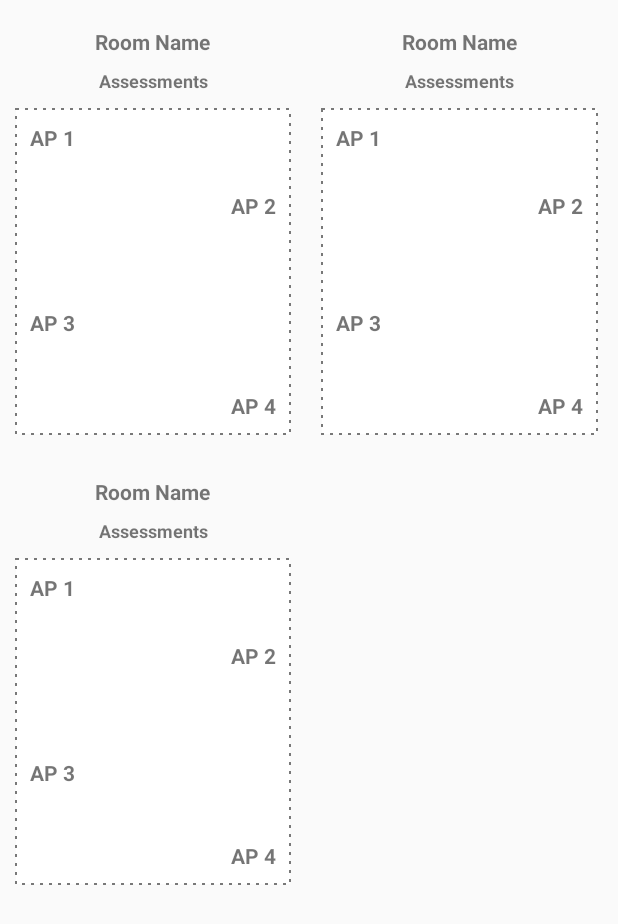
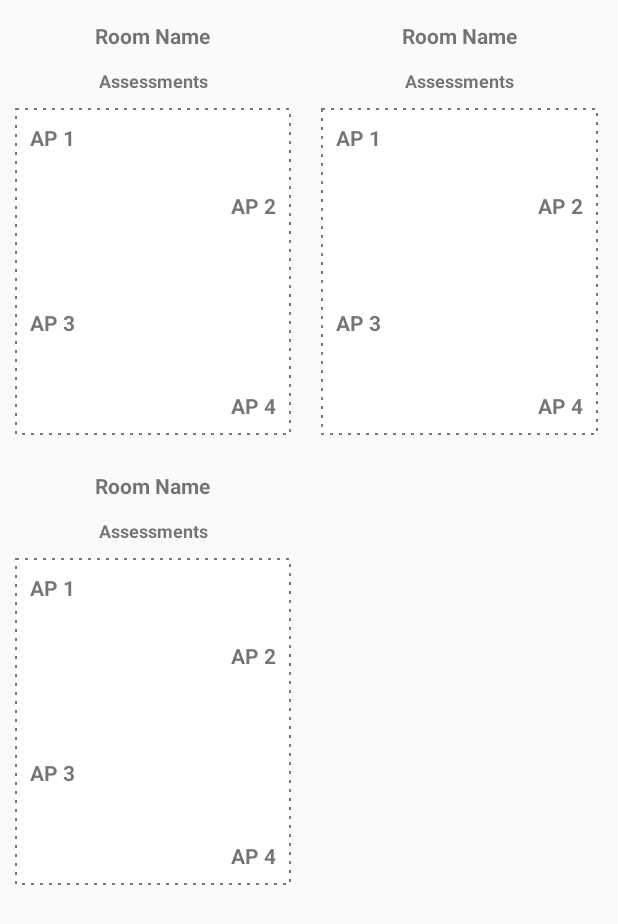
Before and after one commit to umair13adil/SmartIndoor-PositioningAndroid, an Android app: the layout activity_rooms.xml on its own in the app's theme, with its tools: preview values and no code run, on a phone screen of 412 x 824 dp. Shown: the top 924 px of the screen. Run offline under Robolectric (Android 15) with nearby library versions, the phone set to English and light mode, and no system bars.

```diff
--- a/app/src/main/java/com/cubivue/inlogic/components/ScannerService.kt
+++ b/app/src/main/java/com/cubivue/inlogic/components/ScannerService.kt
@@ -57,7 +57,6 @@
     private fun doOnResults(results: List<ScanResult>) {
         wiFiScannerHelper.unregisterReceiver(this)
 
-        PLog.logThis(TAG, "doOnResults", "Received.")
         val accessPoints = arrayListOf<AccessPoint>()
 
         results.forEach { res ->
@@ -74,11 +73,9 @@
         if(results.isNotEmpty()) {
             AppExecutors.instance?.diskIO()?.execute {
                 appDatabase.accessPointDao().insertAll(accessPoints)
-                PLog.logThis(TAG, "doOnResults", "AccessPoints Updated.")
 
                 AppExecutors.instance?.diskIO()?.execute {
                     val listOfRooms = appDatabase.roomDao().getSavedRooms()
-                    PLog.logThis(TAG, "doOnResults", "Rooms Fetched: ${listOfRooms.size}")
 
                     if (listOfRooms.isNotEmpty()) {
                         listOfRooms.forEach { room ->
--- a/app/src/main/java/com/cubivue/inlogic/ui/rooms/RoomsAdapter.kt
+++ b/app/src/main/java/com/cubivue/inlogic/ui/rooms/RoomsAdapter.kt
@@ -77,7 +77,8 @@
             }
 
             if (isSimpleList) {
-                itemView.txt_assessment.visibility = View.INVISIBLE
+                itemView.txt_assessment.visibility = View.GONE
+                itemView.img_person_indicator.visibility = View.GONE
             } else {
                 itemView.txt_assessment.visibility = View.VISIBLE
             }
--- a/app/src/main/java/com/cubivue/inlogic/utils/WiFiScannerHelper.kt
+++ b/app/src/main/java/com/cubivue/inlogic/utils/WiFiScannerHelper.kt
@@ -31,6 +31,7 @@
     }
 
     fun setupWifiManager(applicationContext: Context, context: Context) {
+        PLog.logThis(TAG,"setupWifiManager","Wi-Fi Scanner is started.")
         wifiManager =
             applicationContext.applicationContext?.getSystemService(Context.WIFI_SERVICE) as WifiManager
 
--- a/app/src/main/res/layout/item_room.xml
+++ b/app/src/main/res/layout/item_room.xml
@@ -28,7 +28,8 @@
             android:gravity="center"
             android:layout_gravity="center"
             android:textStyle="bold"
-            android:text="Room Name" />
+            android:text="Room Name"
+            android:layout_marginBottom="@dimen/margin_4"/>
 
         <androidx.appcompat.widget.AppCompatImageView
             android:id="@+id/img_person_indicator"
```
Also changed, not shown: app/src/main/java/com/cubivue/inlogic/ui/accessPoint/AccessPointActivity.kt (+10 -2 lines), app/src/main/java/com/cubivue/inlogic/utils/InDoorLocationHelper.kt (+14 -2 lines).
